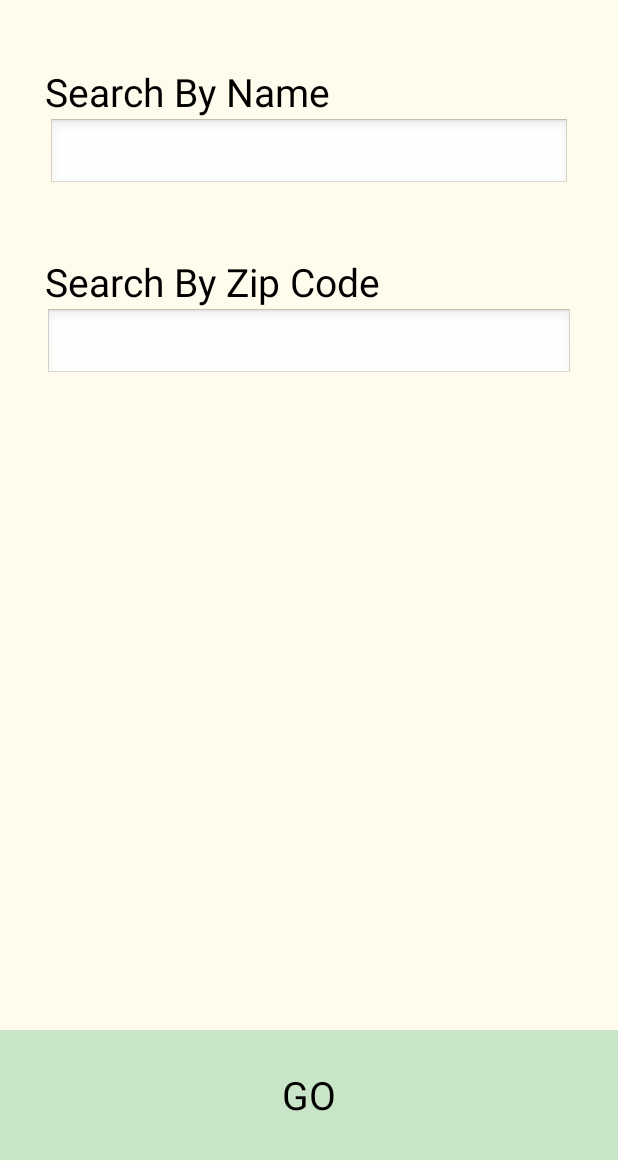
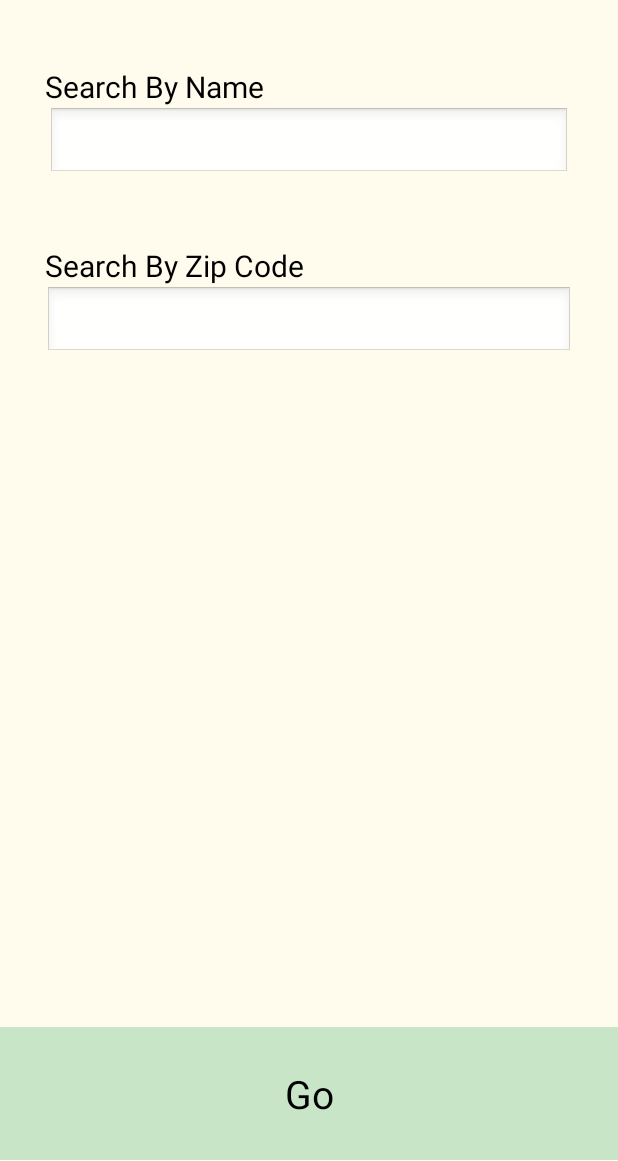
Before and after one commit to ACollectionOfAtoms/ProyectoDefensaLaboral, an Android app: the layout content_main.xml on its own in the app's theme, with its tools: preview values and no code run, on a phone screen of 412 x 824 dp, the part 75-1236 px from its top. Run offline under Robolectric (Android 15) with nearby library versions, the phone set to English and light mode, and no system bars.

```diff
--- a/app/src/main/java/org/workersdefense/httpwww/proyectodefensalaboral/Details.java
+++ b/app/src/main/java/org/workersdefense/httpwww/proyectodefensalaboral/Details.java
@@ -12,7 +12,6 @@ import java.util.Iterator;
 import java.util.List;
 import java.util.Locale;
 import java.util.Map;
-import java.io.*;
 
 import android.widget.ExpandableListView;
 
--- a/app/src/main/res/layout/content_main.xml
+++ b/app/src/main/res/layout/content_main.xml
@@ -27,7 +27,7 @@
             android:layout_height="wrap_content"
             android:textColor="#000000"
             android:layout_weight="1"
-            android:textSize="26sp"
+            android:textSize="20sp"
             android:text="@string/search_by_name"/>
     </LinearLayout>
     <LinearLayout
@@ -62,7 +62,7 @@
             android:layout_width="wrap_content"
             android:layout_height="wrap_content"
             android:textColor="#000000"
-            android:textSize="26sp"
+            android:textSize="20sp"
             android:text="@string/search_by_zip"/>
     </LinearLayout>
     <LinearLayout
--- a/app/src/main/res/layout/details.xml
+++ b/app/src/main/res/layout/details.xml
@@ -49,7 +49,7 @@
         <LinearLayout
             android:orientation="vertical"
             android:layout_width="0dp"
-            android:layout_weight="0.65"
+            android:layout_weight="0.01"
             android:layout_height="fill_parent">
             <TextView
                 android:id="@+id/details_total_violations"
--- a/app/src/main/res/layout/results.xml
+++ b/app/src/main/res/layout/results.xml
@@ -3,7 +3,6 @@
                 android:layout_width="match_parent"
                 android:layout_height="match_parent"
                 android:paddingLeft="@dimen/activity_horizontal_margin"
-                android:paddingRight="@dimen/activity_horizontal_margin"
                 android:background="#fffcee"
                 tools:context=".Results" >
     <TextView
--- a/app/src/main/res/layout/results_list.xml
+++ b/app/src/main/res/layout/results_list.xml
@@ -34,7 +34,7 @@
     </LinearLayout>
     <LinearLayout
         android:orientation="vertical"
-        android:layout_weight="1"
+        android:layout_weight="1.8"
         android:layout_width="0dp"
         android:layout_height="wrap_content">
         <TextView
--- a/app/src/main/res/values/strings.xml
+++ b/app/src/main/res/values/strings.xml
@@ -15,7 +15,7 @@
         Search By Zip Code
     </string>
     <string name="total_violations">
-        Total Violations
+        Violations:
     </string>
     <string name="osha_violations">
         OSHA Violations
@@ -27,7 +27,7 @@
         Wage Theft Claims
     </string>
     <string name="GO">
-        GO
+        Go
     </string>
     <string name="there_was_an_error">
         There was an error getting employer data.
@@ -78,7 +78,7 @@
         Wage Theft
     </string>
     <string name="help">
-        HELP
+        Help
     </string>
     <string name="nothing_to_show">
         Nothing to show.
```
Also changed, not shown: app/src/main/AndroidManifest.xml (+12 -7 lines), 1 other file.
